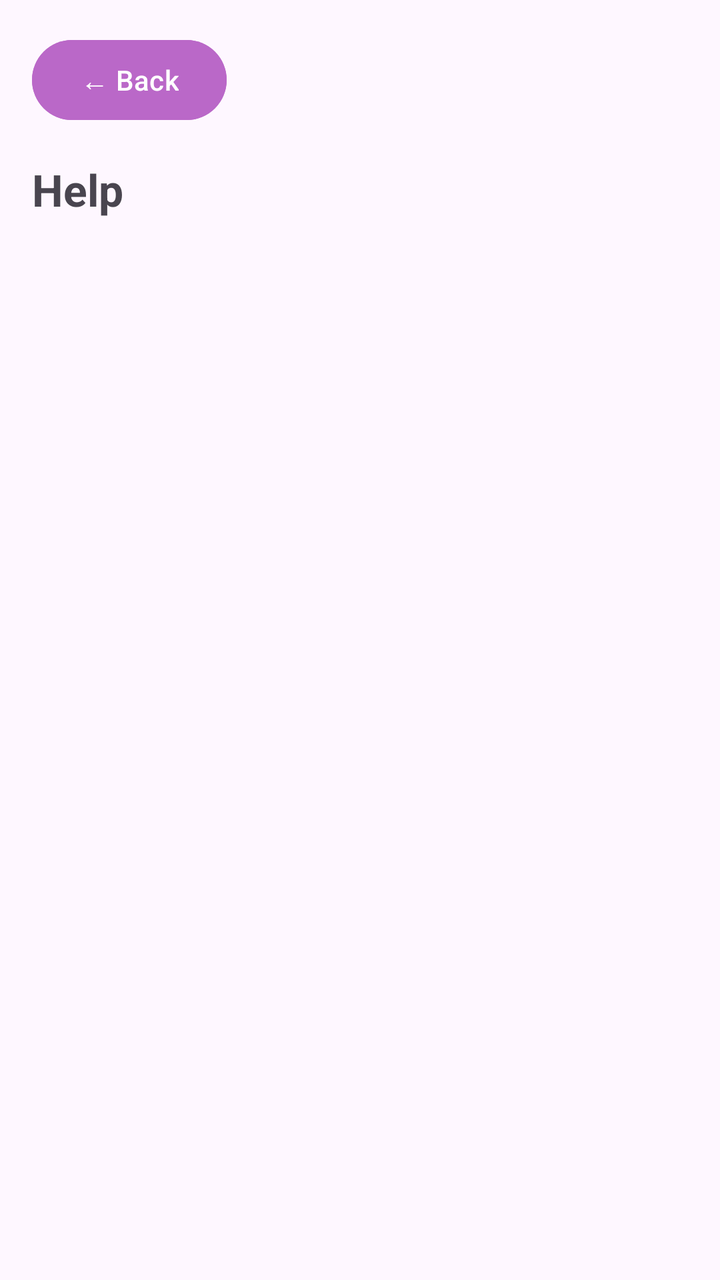
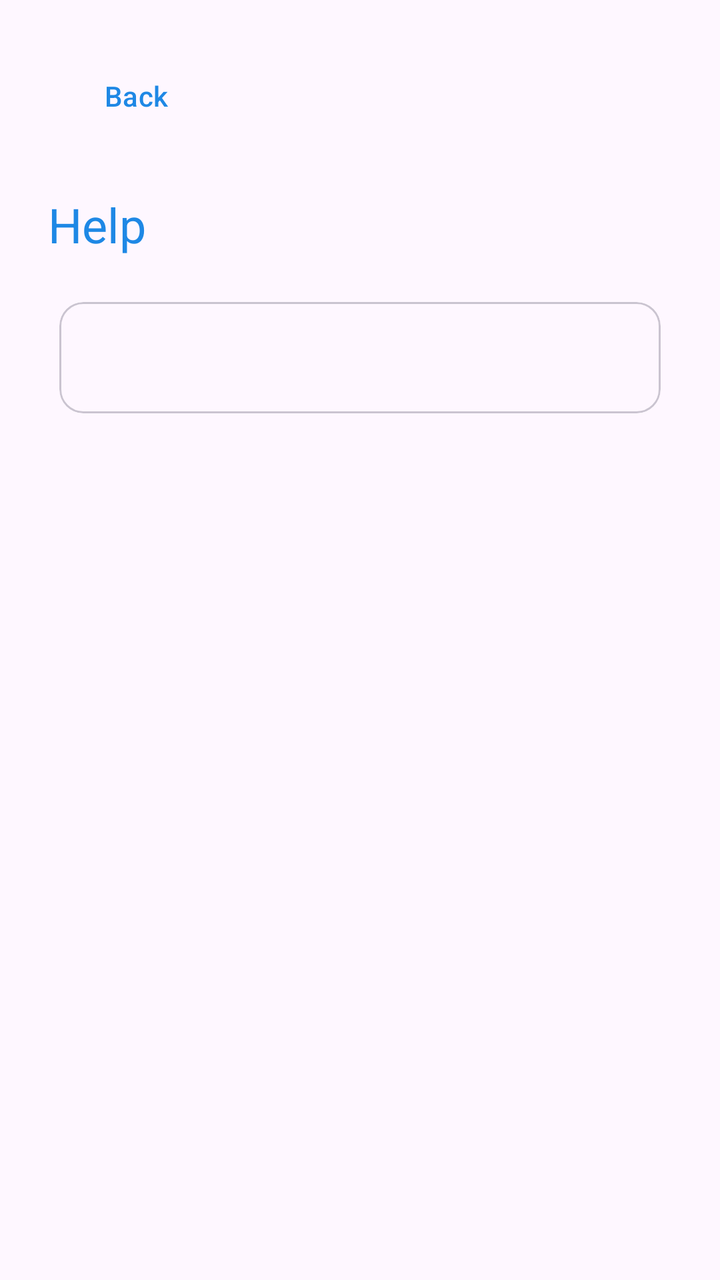

An Android layout rendered at two revisions. The XML below is the earlier revision; the diff shows what the commit changed to produce the second picture.
<!-- AndroidManifest.xml: application theme Theme.PQrypt -->
<!-- res/layout/activity_help.xml -->
<?xml version="1.0" encoding="utf-8"?>
<ScrollView xmlns:android="http://schemas.android.com/apk/res/android"
    android:layout_width="match_parent"
    android:layout_height="match_parent"
    android:padding="16dp">

    <LinearLayout
        android:layout_width="match_parent"
        android:layout_height="wrap_content"
        android:orientation="vertical">

        <LinearLayout
            android:layout_width="match_parent"
            android:layout_height="wrap_content"
            android:orientation="horizontal"
            android:layout_marginBottom="16dp">

            <Button
                android:id="@+id/btn_back"
                android:layout_width="wrap_content"
                android:layout_height="wrap_content"
                android:text="← Back"
            android:textSize="14sp"
                style="@style/Widget.Material3.Button"
                android:backgroundTint="#BA68C8"
                android:textColor="@android:color/white" />

            <Space
                android:layout_width="0dp"
                android:layout_height="1dp"
                android:layout_weight="1" />
        </LinearLayout>

        <TextView
            android:id="@+id/tv_title"
            android:layout_width="wrap_content"
            android:layout_height="wrap_content"
            android:text="Help"
            android:textStyle="bold"
            android:textSize="22sp"
            android:layout_marginBottom="12dp" />

        <TextView
            android:id="@+id/tv_content"
            android:layout_width="match_parent"
            android:layout_height="wrap_content"
            android:textSize="16sp"
            android:lineSpacingExtra="4dp"
            android:text="" />

    </LinearLayout>
</ScrollView>
<!-- resources referenced by this layout -->
<resources>
  <style name="Theme.PQrypt" parent="Theme.Material3.DayNight.NoActionBar">
          
          <item name="colorPrimary">@color/blue_primary</item>
          <item name="colorPrimaryVariant">@color/blue_primary_dark</item>
          <item name="colorOnPrimary">@color/white</item>
          
          <item name="colorSecondary">@color/teal_200</item>
          <item name="colorSecondaryVariant">@color/teal_700</item>
          <item name="colorOnSecondary">@color/black</item>
          
          <item name="android:statusBarColor">@android:color/transparent</item>
          <item name="android:windowLightStatusBar">true</item>
          
      </style>
  <color name="blue_primary">#1E88E5</color>
  <color name="blue_primary_dark">#1565C0</color>
  <color name="white">#FFFFFFFF</color>
  <color name="teal_200">#FF03DAC5</color>
  <color name="teal_700">#FF018786</color>
  <color name="black">#FF000000</color>
</resources>

<!-- the commit's change to res/layout/activity_help.xml (unified diff, before → after) -->
@@ -1,52 +1,50 @@
 <?xml version="1.0" encoding="utf-8"?>
 <ScrollView xmlns:android="http://schemas.android.com/apk/res/android"
+    xmlns:app="http://schemas.android.com/apk/res-auto"
     android:layout_width="match_parent"
     android:layout_height="match_parent"
-    android:padding="16dp">
+    android:background="?android:attr/colorBackground"
+    android:fillViewport="true">
 
     <LinearLayout
         android:layout_width="match_parent"
         android:layout_height="wrap_content"
-        android:orientation="vertical">
+        android:orientation="vertical"
+        android:padding="24dp">
 
-        <LinearLayout
-            android:layout_width="match_parent"
+        <com.google.android.material.button.MaterialButton
+            android:id="@+id/btn_back"
+            style="@style/Widget.Material3.Button.TextButton"
+            android:layout_width="wrap_content"
             android:layout_height="wrap_content"
-            android:orientation="horizontal"
-            android:layout_marginBottom="16dp">
-
-            <Button
-                android:id="@+id/btn_back"
-                android:layout_width="wrap_content"
-                android:layout_height="wrap_content"
-                android:text="← Back"
-            android:textSize="14sp"
-                style="@style/Widget.Material3.Button"
-                android:backgroundTint="#BA68C8"
-                android:textColor="@android:color/white" />
-
-            <Space
-                android:layout_width="0dp"
-                android:layout_height="1dp"
-                android:layout_weight="1" />
-        </LinearLayout>
+            android:layout_gravity="start"
+            android:text="Back" />
 
         <TextView
             android:id="@+id/tv_title"
             android:layout_width="wrap_content"
             android:layout_height="wrap_content"
             android:text="Help"
-            android:textStyle="bold"
-            android:textSize="22sp"
-            android:layout_marginBottom="12dp" />
+            android:textAppearance="@style/TextAppearance.PQrypt.Title"
+            android:layout_marginTop="24dp"
+            android:layout_marginBottom="16dp" />
 
-        <TextView
-            android:id="@+id/tv_content"
+        <com.google.android.material.card.MaterialCardView
             android:layout_width="match_parent"
             android:layout_height="wrap_content"
-            android:textSize="16sp"
-            android:lineSpacingExtra="4dp"
-            android:text="" />
+            app:cardElevation="0dp"
+            app:cardUseCompatPadding="true">
+
+            <TextView
+                android:id="@+id/tv_content"
+                android:layout_width="match_parent"
+                android:layout_height="wrap_content"
+                android:padding="16dp"
+                android:text=""
+                android:textAppearance="@style/TextAppearance.PQrypt.Body"
+                android:lineSpacingExtra="4dp" />
+
+        </com.google.android.material.card.MaterialCardView>
 
     </LinearLayout>
 </ScrollView>
<!-- resource entries referenced after the edit -->
@@ -1,5 +1,14 @@
 <!-- resources referenced by this layout -->
 <resources>
+  <style name="TextAppearance.PQrypt.Body" parent="TextAppearance.Material3.BodyLarge">
+          <item name="android:fontFamily">sans-serif</item>
+          <item name="android:textSize">18sp</item>
+      </style>
+  <style name="TextAppearance.PQrypt.Title" parent="TextAppearance.Material3.TitleLarge">
+          <item name="android:fontFamily">sans-serif-medium</item>
+          <item name="android:textSize">24sp</item>
+          <item name="android:textColor">@color/blue_primary</item>
+      </style>
   <style name="Theme.PQrypt" parent="Theme.Material3.DayNight.NoActionBar">
           
           <item name="colorPrimary">@color/blue_primary</item>
